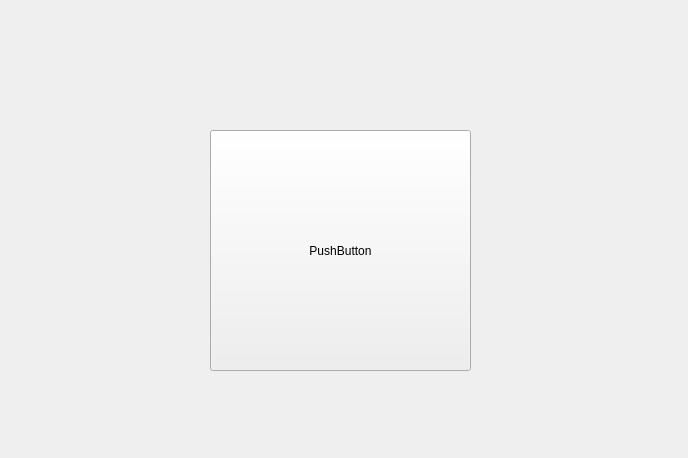
Before: the Qt Designer form UAV-Forge-New/options.ui in UCI-UAVForge/GroundStation, drawn with Qt 5.
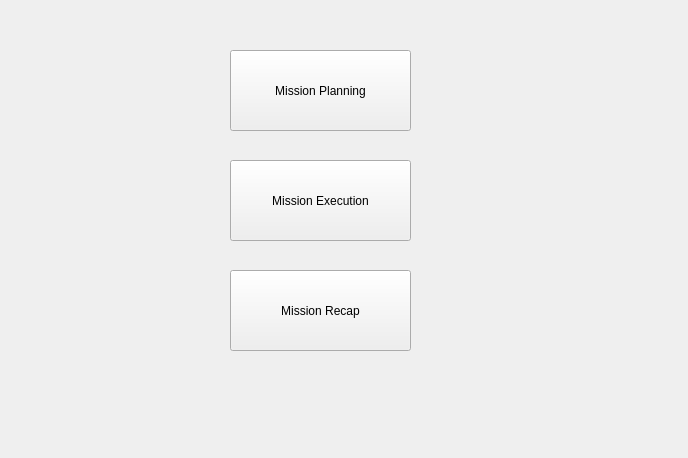
After: the same form once the commit is applied.

Commit message: added mission execution prototype and removed debug files

The edit to the form file:
```diff
--- a/UAV-Forge-New/options.ui
+++ b/UAV-Forge-New/options.ui
@@ -16,14 +16,40 @@
   <widget class="QPushButton" name="pushButton">
    <property name="geometry">
     <rect>
-     <x>210</x>
-     <y>130</y>
-     <width>261</width>
-     <height>241</height>
+     <x>230</x>
+     <y>50</y>
+     <width>181</width>
+     <height>81</height>
     </rect>
    </property>
    <property name="text">
-    <string>PushButton</string>
+    <string>Mission Planning</string>
+   </property>
+  </widget>
+  <widget class="QPushButton" name="pushButton_2">
+   <property name="geometry">
+    <rect>
+     <x>230</x>
+     <y>160</y>
+     <width>181</width>
+     <height>81</height>
+    </rect>
+   </property>
+   <property name="text">
+    <string>Mission Execution</string>
+   </property>
+  </widget>
+  <widget class="QPushButton" name="pushButton_3">
+   <property name="geometry">
+    <rect>
+     <x>230</x>
+     <y>270</y>
+     <width>181</width>
+     <height>81</height>
+    </rect>
+   </property>
+   <property name="text">
+    <string>Mission Recap</string>
    </property>
   </widget>
  </widget>
```
Left out of the diff: 39 changed lines with no effect on the pictures. The commit also changes 32 other files.
